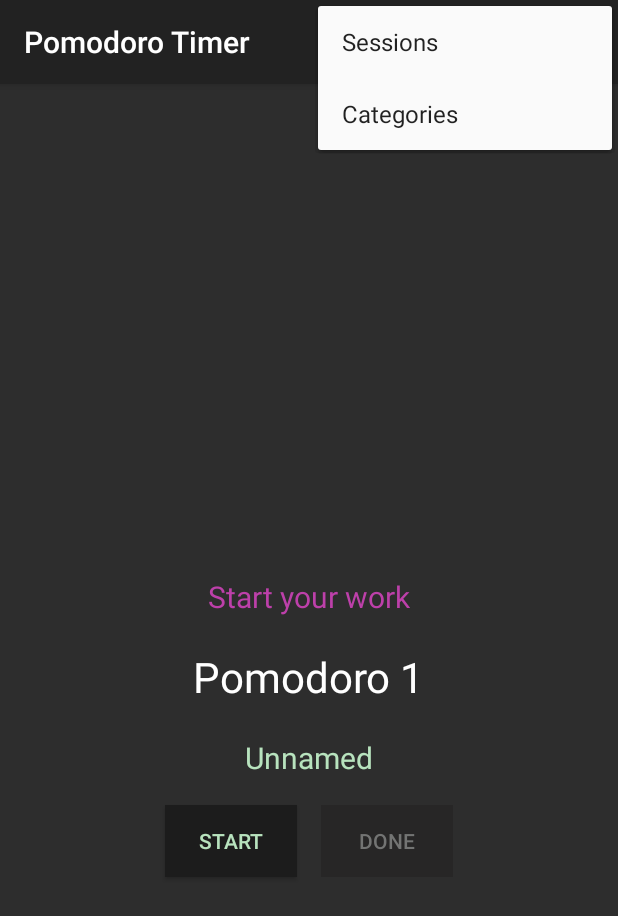
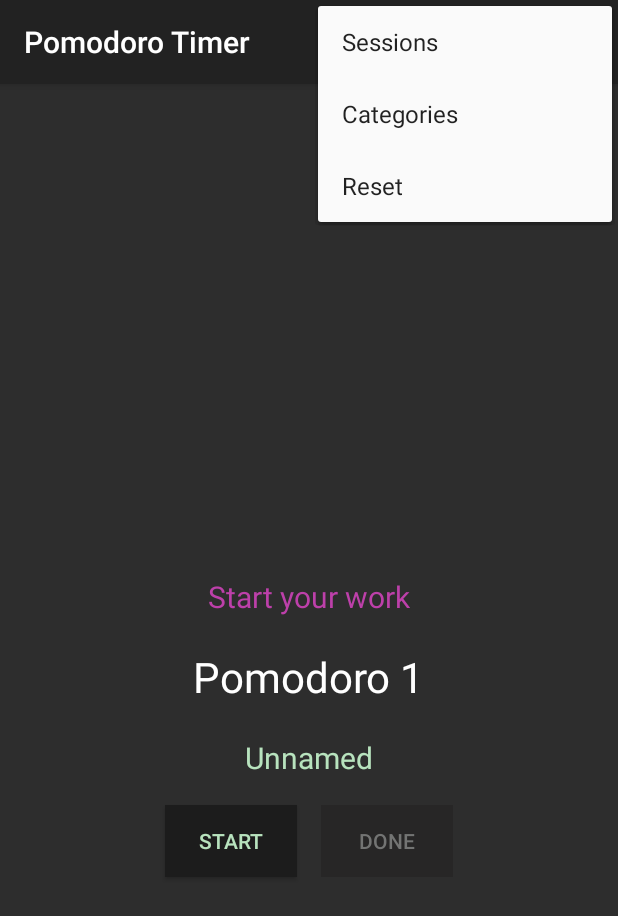
Before and after one commit to Abhi-1504/CountDown-Timer, an Android app: the screen it shows after launch (MainActivity), with the options menu open, on a phone screen of 412 x 824 dp. Shown: the top 916 px of the screen. Run offline under Robolectric (Android 15) with nearby library versions, the phone set to English and light mode, and no system bars.

Commit message:
012 Local storege done

```diff
--- a/app/src/main/java/com/yoyi/android/countdowntimer/MainActivity.java
+++ b/app/src/main/java/com/yoyi/android/countdowntimer/MainActivity.java
@@ -1,18 +1,19 @@
 package com.yoyi.android.countdowntimer;
 
+import android.content.Context;
 import android.content.Intent;
+import android.content.SharedPreferences;
 import android.graphics.Color;
 import android.media.MediaPlayer;
 import android.support.v7.app.AppCompatActivity;
 import android.os.Bundle;
+import android.util.ArraySet;
 import android.util.Log;
 import android.view.Menu;
 import android.view.MenuInflater;
 import android.view.MenuItem;
-import android.view.MotionEvent;
 import android.view.View;
 import android.widget.Button;
-import android.widget.EditText;
 import android.widget.LinearLayout;
 import android.widget.RelativeLayout;
 import android.widget.TextView;
@@ -30,14 +31,20 @@ public class MainActivity extends AppCompatActivity {
     private RelativeLayout rlBackground;
     private MediaPlayer mp;
     static WorkTimer mTimer;
-    public static ArrayList<String> sName = new ArrayList<>();
+    public static ArrayList<String> sessionName = new ArrayList<>();
 
     private TextView next1, next2, next3;
+
+    static SharedPreferences pref;
 
     @Override
     protected void onCreate(Bundle savedInstanceState) {
         super.onCreate(savedInstanceState);
         setContentView(R.layout.activity_main);
+
+        pref = getSharedPreferences(getPackageName()+"Test3", Context.MODE_PRIVATE);
+        SharedPreferences.Editor editor = pref.edit();
+
 
         // Assigning views
         llUserInput = findViewById(R.id.llUserInput);
@@ -67,14 +74,45 @@ public class MainActivity extends AppCompatActivity {
         reset.setTextColor(Color.parseColor("#737473"));
 
 
+        if (false)
+        {
+            editor.clear();
+            editor.commit();
+        }
+
         mTimer = new WorkTimer();
 
+        Log.e( "onCreate: ", String.valueOf(pref.getInt("workSession",0)));
+        Log.e( "onCreate: ", String.valueOf(pref.getInt("sessionCompleted",0)));
+        Log.e( "onCreate: ", String.valueOf(pref.getInt("numberOfSessions",0)));
 
-        //sName.add("Udemy");
-      //  sName.add("Class");
+        for(int j = 0; j <pref.getInt("numberOfSessions",0); j++)
+        {
+            Log.e( "run:1 ", pref.getString(Integer.toString(j),null));
+        }
+
+        for(int j = 0; j <pref.getInt("numberOfSessions",0); j++)
+        {
+            sessionName.add(pref.getString(Integer.toString(j),null));
+        }
 
 
-        mTimer.setList(sName);
+        for (int i = 0; i < sessionName.size(); i++)
+        {
+            editor.putString(Integer.toString(i), sessionName.get(i));
+        }
+        editor.putInt("numberOfSessions", sessionName.size());
+        editor.apply();
+        editor.commit();
+
+
+        for(int j = 0; j <pref.getInt("numberOfSessions",0); j++)
+        {
+            Log.e( "run:2 ", pref.getString(Integer.toString(j),null));
+        }
+
+
+        mTimer.setList(sessionName);
         minute.setText(mTimer.getPomodoroSessionNumber());
         message.setText("Start your work");
         mTimer.setTimer(mp, minute, timer, message, startAndPause, llUserInput, llChronometer,
@@ -97,7 +135,7 @@ public class MainActivity extends AppCompatActivity {
 
         try
         {
-            txtSessionName.setText(sName.get(mTimer.workSession));
+            txtSessionName.setText(sessionName.get(mTimer.workSession));
         }
         catch (Exception e)
         {
@@ -125,10 +163,11 @@ public class MainActivity extends AppCompatActivity {
                 break;
             case R.id.Categories:
                 Toast.makeText(this, "This functionality is yet to come", Toast.LENGTH_LONG).show();
+                break;
+            case R.id.ResetTimer:
                 mTimer.Reset();
                 break;
         }
         return super.onOptionsItemSelected(item);
     }
-
 }
--- a/app/src/main/java/com/yoyi/android/countdowntimer/Timer.java
+++ b/app/src/main/java/com/yoyi/android/countdowntimer/Timer.java
@@ -1,13 +1,15 @@
 package com.yoyi.android.countdowntimer;
 
+import android.content.SharedPreferences;
 import android.graphics.Color;
 import android.media.MediaPlayer;
 import android.os.CountDownTimer;
-import android.util.Log;
 import android.widget.Button;
-import android.widget.EditText;
 import android.widget.TextView;
 import java.util.concurrent.TimeUnit;
+
+import static com.yoyi.android.countdowntimer.MainActivity.pref;
+import static com.yoyi.android.countdowntimer.MainActivity.sessionName;
 
 public class Timer implements TimerCalls{
     private static final String FORMAT = "%02d:%02d:%02d";
@@ -23,6 +25,19 @@ public class Timer implements TimerCalls{
     protected int sessionCompleted;
     protected boolean isBreak;
     protected String pomodoroSessionNumber;
+    private SharedPreferences.Editor editor = pref.edit();
+
+    public Timer()
+    {
+        try
+        {
+            workSession = pref.getInt("workSession",0);
+            sessionCompleted = workSession;
+        }
+        catch (Exception e)
+        { }
+
+    }
 
 
     public void Reset()
@@ -31,6 +46,7 @@ public class Timer implements TimerCalls{
         sessionCompleted = 0;
         isBreak = false;
         setWork();
+        etxtMinutes.setText(getPomodoroSessionNumber());
     }
 
     protected String getPomodoroSessionNumber()
@@ -117,16 +133,16 @@ public class Timer implements TimerCalls{
                 {
                     try
                     {
-                        MainActivity.sName.set(workSession, MainActivity.sName.get(workSession)+" [Completed]");
+                        MainActivity.sessionName.set(workSession, MainActivity.sessionName.get(workSession)+" [Completed]");
                         Sessions.adapter.notifyDataSetChanged();
                     }
                     catch (Exception e)
                     {
-                        MainActivity.sName.add("Unnamed [Completed]");
+                        MainActivity.sessionName.add("Unnamed [Completed]");
                     }
-                    workSession++;
                     isBreak = true;
                     etxtMinutes.setText(getPomodoroSessionNumber()+" Completed");
+                    workSession++;
                 }
                 else
                 {
@@ -134,6 +150,15 @@ public class Timer implements TimerCalls{
                     isBreak = false;
                     etxtMinutes.setText(getPomodoroSessionNumber());
                 }
+
+                for (int i = 0; i < sessionName.size(); i++)
+                {
+                    editor.putString(Integer.toString(i), sessionName.get(i));
+                }
+                editor.putInt("numberOfSessions", sessionName.size());
+                editor.putInt("workSession", workSession);
+                editor.putInt("sessionCompleted", sessionCompleted);
+                editor.commit();
             }
         }.start() ;
         isTimerRunning = true;
--- a/app/src/main/res/menu/navigation.xml
+++ b/app/src/main/res/menu/navigation.xml
@@ -9,4 +9,9 @@
         android:id="@+id/Categories"
         android:title="Categories">
     </item>
+
+    <item
+        android:id="@+id/ResetTimer"
+        android:title="Reset">
+    </item>
 </menu>
```
Also changed, not shown: app/src/main/java/com/yoyi/android/countdowntimer/Sessions.java (+36 -3 lines), app/src/main/java/com/yoyi/android/countdowntimer/WorkTimer.java (+14 -8 lines).
